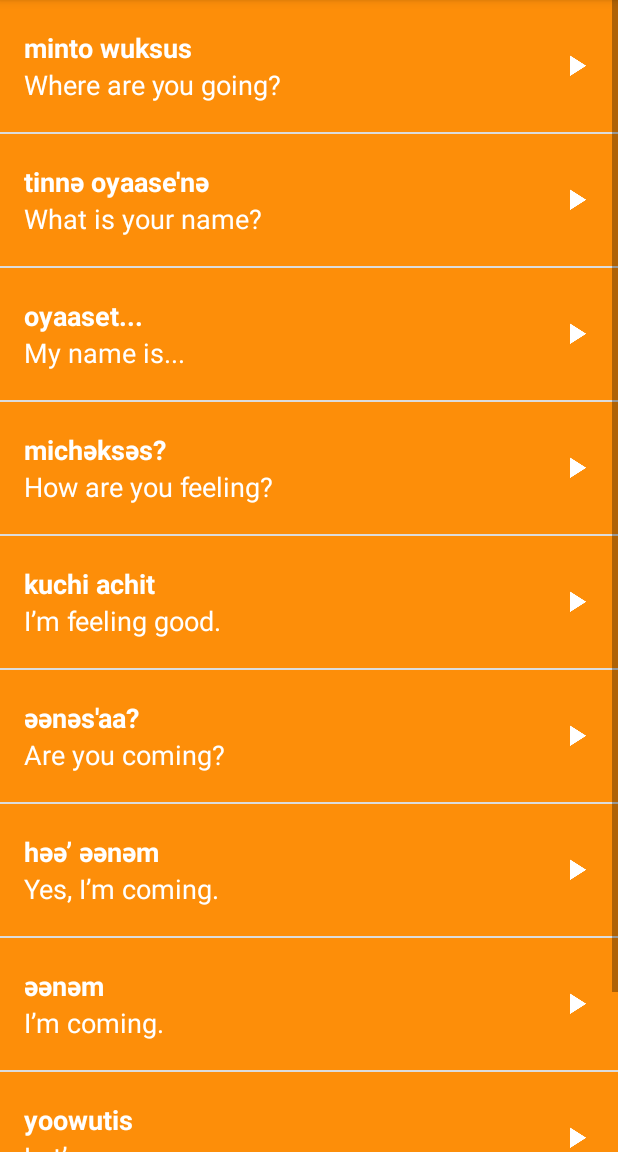
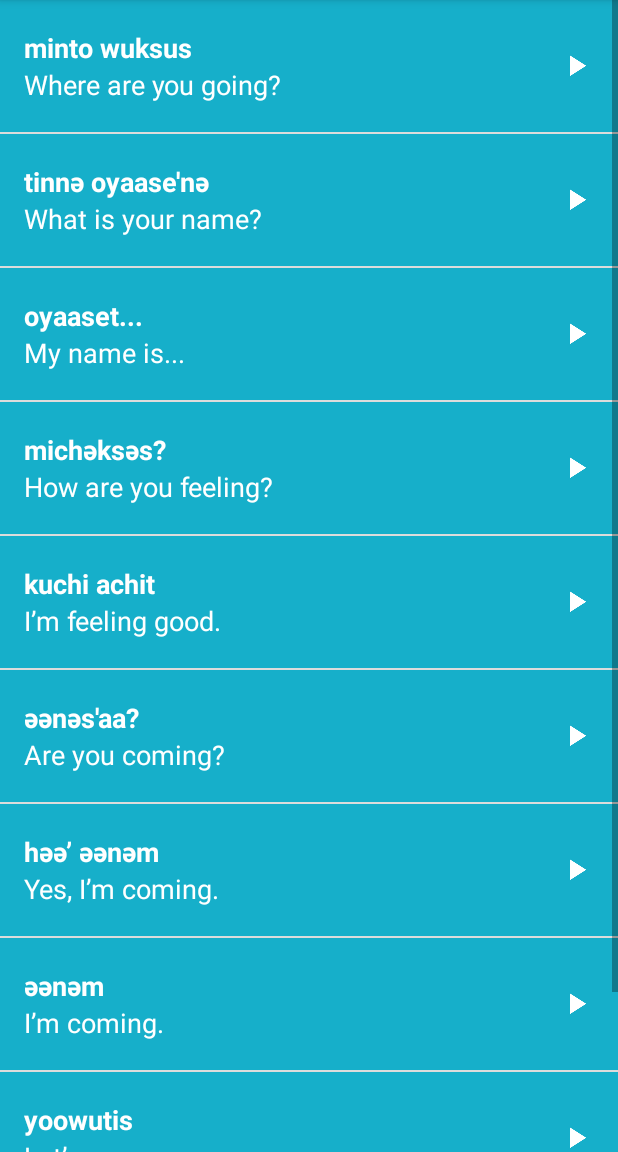
Before and after one commit to jcdevilleres/MiwokApp, an Android app: the fragment PhrasesFragment shown on its own in the app's theme, on a phone screen of 412 x 824 dp, the part 84-1236 px from its top. Run offline under Robolectric (Android 15) with nearby library versions, the phone set to English and light mode, and no system bars.

Commit message:
added sliding tab layout, viewpager, fragments!

```diff
--- a/app/src/main/java/com/example/android/miwok/FamilyFragment.java
+++ b/app/src/main/java/com/example/android/miwok/FamilyFragment.java
@@ -102,7 +102,7 @@ public class FamilyFragment extends Fragment {
 
         // Create an {@link WordAdapter}, whose data source is a list of {@link Word}s. The
         // adapter knows how to create list items for each item in the list.
-        WordAdapter adapter = new WordAdapter(getActivity(), words, R.color.category_numbers);
+        WordAdapter adapter = new WordAdapter(getActivity(), words, R.color.category_family);
 
         // Find the {@link ListView} object in the view hierarchy of the {@link Activity}.
         // There should be a {@link ListView} with the view ID called list, which is declared in the
--- a/app/src/main/java/com/example/android/miwok/PhrasesFragment.java
+++ b/app/src/main/java/com/example/android/miwok/PhrasesFragment.java
@@ -98,7 +98,7 @@ public class PhrasesFragment extends Fragment {
 
         // Create an {@link WordAdapter}, whose data source is a list of {@link Word}s. The
         // adapter knows how to create list items for each item in the list.
-        WordAdapter adapter = new WordAdapter(getActivity(), words, R.color.category_numbers);
+        WordAdapter adapter = new WordAdapter(getActivity(), words, R.color.category_phrases);
 
         // Find the {@link ListView} object in the view hierarchy of the {@link Activity}.
         // There should be a {@link ListView} with the view ID called list, which is declared in the
--- a/app/src/main/res/layout/activity_category.xml
+++ /dev/null
@@ -1,6 +0,0 @@
-<?xml version="1.0" encoding="utf-8"?>
-<LinearLayout xmlns:android="http://schemas.android.com/apk/res/android"
-    android:id="@+id/container"
-    android:layout_width="match_parent"
-    android:layout_height="match_parent"
-    android:orientation="vertical"/>
--- a/app/src/main/res/layout/list_item.xml
+++ b/app/src/main/res/layout/list_item.xml
@@ -1,30 +1,18 @@
 <?xml version="1.0" encoding="utf-8"?>
-<!-- Copyright (C) 2016 The Android Open Source Project
-     Licensed under the Apache License, Version 2.0 (the "License");
-     you may not use this file except in compliance with the License.
-     You may obtain a copy of the License at
-          http://www.apache.org/licenses/LICENSE-2.0
-     Unless required by applicable law or agreed to in writing, software
-     distributed under the License is distributed on an "AS IS" BASIS,
-     WITHOUT WARRANTIES OR CONDITIONS OF ANY KIND, either express or implied.
-     See the License for the specific language governing permissions and
-     limitations under the License.
--->
 <!-- Layout for a single list item -->
-<RelativeLayout
-    xmlns:android="http://schemas.android.com/apk/res/android"
+<RelativeLayout xmlns:android="http://schemas.android.com/apk/res/android"
     xmlns:tools="http://schemas.android.com/tools"
     android:layout_width="match_parent"
     android:layout_height="@dimen/list_item_height"
     android:background="@color/tan_background"
-    android:minHeight="@dimen/list_item_height">
+    android:orientation="horizontal">
 
     <ImageView
         android:id="@+id/image"
         android:layout_width="@dimen/list_item_height"
         android:layout_height="@dimen/list_item_height" />
 
-    <RelativeLayout
+    <LinearLayout
         android:id="@+id/text_container"
         android:layout_width="match_parent"
         android:layout_height="@dimen/list_item_height"
@@ -38,7 +26,7 @@
         <TextView
             android:id="@+id/miwok_text_view"
             android:layout_width="match_parent"
-            android:layout_height="44dp"
+            android:layout_height="0dp"
             android:layout_weight="1"
             android:gravity="bottom"
             android:textAppearance="?android:textAppearanceMedium"
@@ -49,13 +37,13 @@
         <TextView
             android:id="@+id/default_text_view"
             android:layout_width="match_parent"
-            android:layout_height="44dp"
-            android:layout_below="@id/miwok_text_view"
+            android:layout_height="0dp"
             android:layout_weight="1"
             android:gravity="top"
             android:textAppearance="?android:textAppearanceMedium"
             android:textColor="@android:color/white"
             tools:text="one" />
+    </LinearLayout>
 
     <ImageView
         android:layout_width="24dp"
@@ -64,5 +52,5 @@
         android:layout_centerVertical="true"
         android:layout_marginRight="16dp"
         android:src="@drawable/ic_play_arrow_white_24dp" />
+
 </RelativeLayout>
-</RelativeLayout>
--- a/app/src/main/res/layout/word_list.xml
+++ b/app/src/main/res/layout/word_list.xml
@@ -1,7 +1,7 @@
-<ListView
+<?xml version="1.0" encoding="utf-8"?>
+<ListView xmlns:android="http://schemas.android.com/apk/res/android"
+    android:id="@+id/list"
+    android:orientation="vertical"
+    android:layout_width="match_parent"
     android:layout_height="match_parent"
-    android:layout_width="match_parent"
-    xmlns:tools="http://schemas.android.com/tools"
-    xmlns:android="http://schemas.android.com/apk/res/android"
-    android:id="@+id/list"
-    android:orientation="vertical"/>
+    android:drawSelectorOnTop="true"/>
--- a/app/src/main/res/values/colors.xml
+++ b/app/src/main/res/values/colors.xml
@@ -34,4 +34,10 @@
 
     <!-- Background color for the phrases category -->
     <color name="category_phrases">#16AFCA</color>
+
+    <color name="tab_text_selected">#FFFFFF</color>
+
+    <color name="tab_indicator">#FFFFFF</color>
+
+    <color name="tab_text">#A8A19E</color>
 </resources>
```
Also changed, not shown: app/src/main/AndroidManifest.xml (+0 -8 lines), app/src/main/java/com/example/android/miwok/CategoryAdapter.java (added, +43 -0 lines), app/src/main/java/com/example/android/miwok/ColorsActivity.java (deleted, +0 -18 lines), app/src/main/java/com/example/android/miwok/FamilyActivity.java (deleted, +0 -18 lines), app/src/main/java/com/example/android/miwok/MainActivity.java (+70 -63 lines), app/src/main/java/com/example/android/miwok/NumbersActivity.java (deleted, +0 -18 lines), app/src/main/java/com/example/android/miwok/PhrasesActivity.java (deleted, +0 -18 lines), app/src/main/res/layout/activity_main.xml (+8 -44 lines), app/src/main/res/values/styles.xml (+19 -24 lines). Lines whose indentation alone changed are shown as unchanged.
